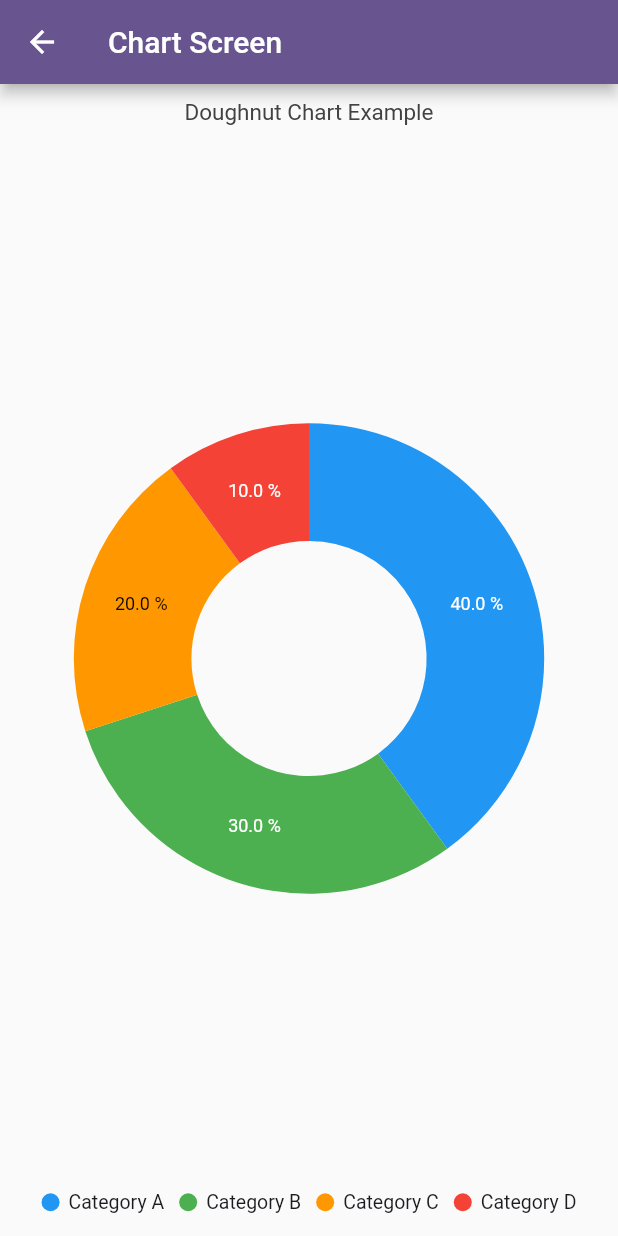
After one commit to nugrohobayu/flutter-experiment, a Flutter app: the ChartScreen screen opened directly, on a phone screen of 412 x 824 dp. The commit adds this screen. Run offline on Flutter 3.47's test engine with Material 3 defaults, Android fonts, the phone set to English and light mode, and no system bars; our stand-ins replace carousel_slider, hive_flutter, persistent_bottom_nav_bar, syncfusion_flutter_charts; missing offline and left inert: flutter_simple_calculator, tutorial_coach_mark; accounts and stored records are empty.

Commit message:
feat: diagram doughnut screen

```diff
--- a/lib/main.dart
+++ b/lib/main.dart
@@ -36,7 +36,7 @@ class MyApp extends StatelessWidget {
         primarySwatch: Colors.blue,
         visualDensity: VisualDensity.adaptivePlatformDensity,
         colorScheme: ColorScheme.fromSeed(seedColor: Colors.deepPurple),
-        useMaterial3: true,
+        useMaterial3: false,
       ),
       home: const HomeScreen(),
     );
--- /dev/null
+++ b/lib/screens/chart_screen.dart
@@ -0,0 +1,46 @@
+import 'package:flutter/material.dart';
+import 'package:syncfusion_flutter_charts/charts.dart';
+
+class ChartData {
+  final String category;
+  final double value;
+  final Color color;
+
+  ChartData(this.category, this.value, this.color);
+}
+
+class ChartScreen extends StatelessWidget {
+  const ChartScreen({super.key});
+
+  @override
+  Widget build(BuildContext context) {
+    final List<ChartData> chartData = [
+      ChartData('Category A', 40, Colors.blue),
+      ChartData('Category B', 30, Colors.green),
+      ChartData('Category C', 20, Colors.orange),
+      ChartData('Category D', 10, Colors.red),
+    ];
+    return Scaffold(
+      appBar: AppBar(
+        title: Text("Chart Screen"),
+      ),
+      body: Center(
+        child: SfCircularChart(
+          title: ChartTitle(text: 'Doughnut Chart Example'),
+          legend: Legend(isVisible: true),
+          series: <DoughnutSeries<ChartData, String>>[
+            DoughnutSeries<ChartData, String>(
+              dataSource: chartData,
+              xValueMapper: (ChartData data, _) => data.category,
+              yValueMapper: (ChartData data, _) => data.value,
+              pointColorMapper: (ChartData data, _) => data.color,
+              dataLabelSettings: DataLabelSettings(isVisible: true),
+              innerRadius: '50%',
+              dataLabelMapper: (datum, index) => '${datum.value} %',
+            ),
+          ],
+        ),
+      ),
+    );
+  }
+}
--- a/lib/screens/home_screen.dart
+++ b/lib/screens/home_screen.dart
@@ -1,6 +1,7 @@
 import 'package:flutter/material.dart';
 import 'package:flutter_experiment/screens/calculator_screen.dart';
 import 'package:flutter_experiment/screens/carousel_screen.dart';
+import 'package:flutter_experiment/screens/chart_screen.dart';
 import 'package:flutter_experiment/screens/hive_screen.dart';
 import 'package:flutter_experiment/screens/navbar_screen.dart';
 import 'package:flutter_experiment/screens/news_details_page.dart';
@@ -54,6 +55,10 @@ class HomeScreen extends StatelessWidget {
         'title': 'Calculator',
         'page': CalculatorScreen(),
       },
+      {
+        'title': 'Chart Screen',
+        'page': ChartScreen(),
+      },
     ];
     return Scaffold(
       appBar: AppBar(
--- a/pubspec.yaml
+++ b/pubspec.yaml
@@ -26,7 +26,7 @@ dependencies:
   hive: ^2.2.3
   hive_flutter: ^1.1.0
   flutter_simple_calculator: ^2.3.0
-  syncfusion_flutter_charts: ^28.1.37
+  syncfusion_flutter_charts: ^20.4.50
 
 
 dev_dependencies:
```
Also changed, not shown: pubspec.lock.
